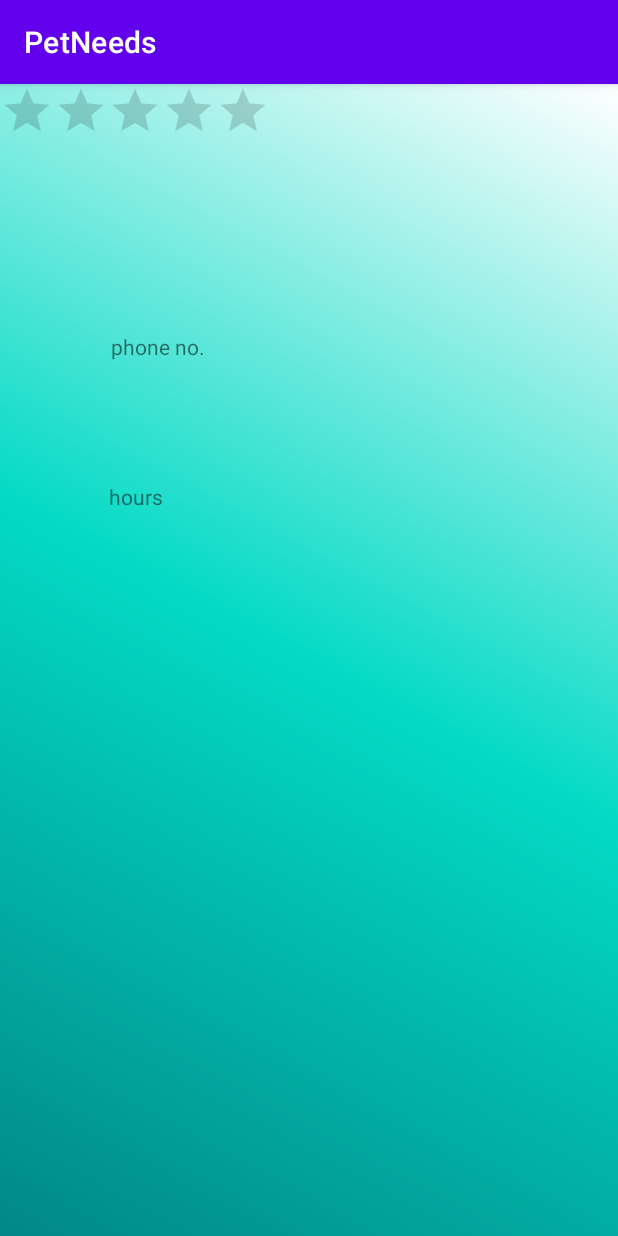
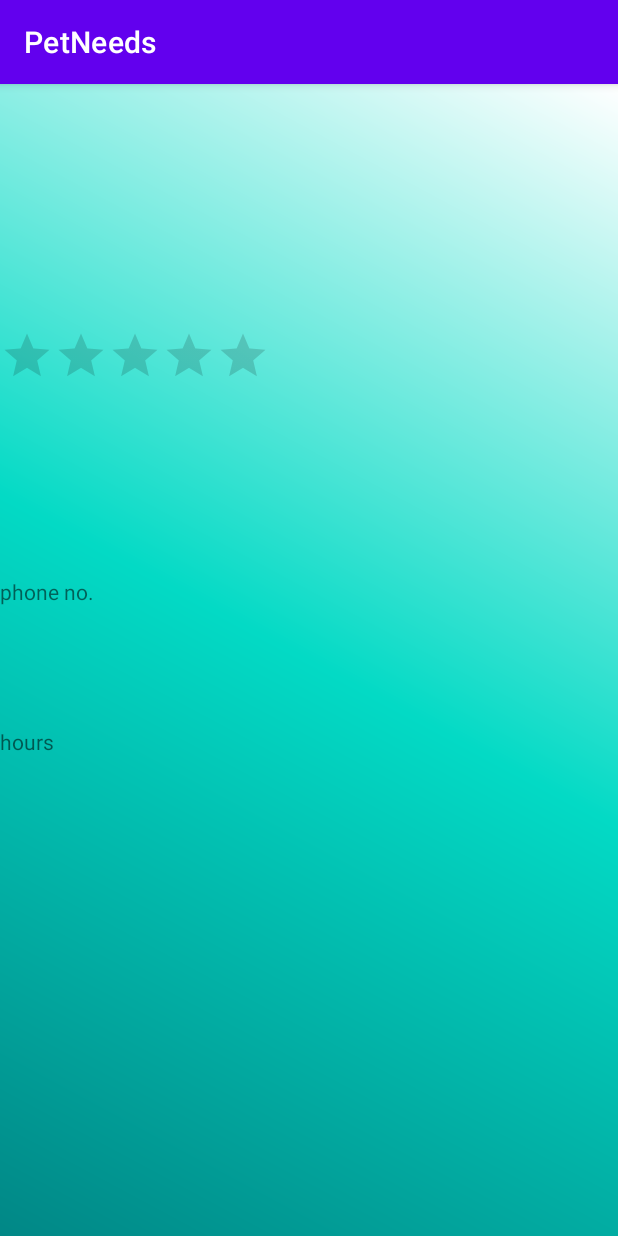
Before and after one commit to zinaheng/PetNeeds, an Android app: the DetailActivity screen opened directly, with no data from a screen before it, on a phone screen of 412 x 824 dp. Run offline under Robolectric (Android 15) with nearby library versions, the phone set to English and light mode, and no system bars.

Commit message:
Chnaged the layout to linear

```diff
--- a/app/src/main/res/layout/activity_detail.xml
+++ b/app/src/main/res/layout/activity_detail.xml
@@ -1,9 +1,12 @@
 <?xml version="1.0" encoding="utf-8"?>
-<androidx.constraintlayout.widget.ConstraintLayout xmlns:android="http://schemas.android.com/apk/res/android"
+<LinearLayout
+    xmlns:android="http://schemas.android.com/apk/res/android"
     xmlns:app="http://schemas.android.com/apk/res-auto"
     xmlns:tools="http://schemas.android.com/tools"
     android:layout_width="match_parent"
     android:layout_height="match_parent"
+    android:orientation="vertical"
+    android:layout_gravity="center_vertical"
     android:background="@drawable/gradient_background"
     tools:context=".DetailActivity">
 
@@ -70,4 +73,4 @@
         app:layout_constraintHorizontal_bias="0.496"
         app:layout_constraintStart_toStartOf="parent"
         app:layout_constraintTop_toBottomOf="@+id/phView" />
-</androidx.constraintlayout.widget.ConstraintLayout>
+</LinearLayout>
```
